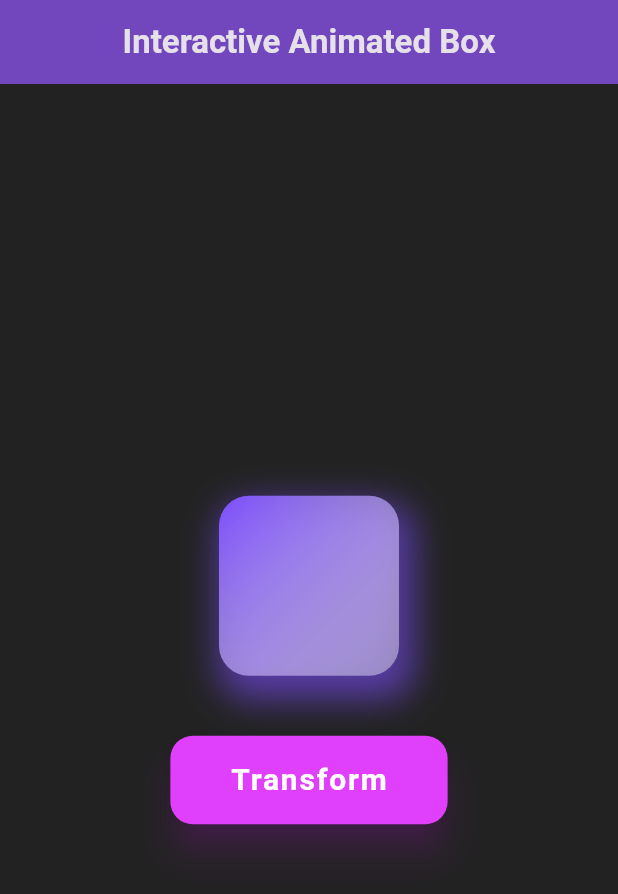
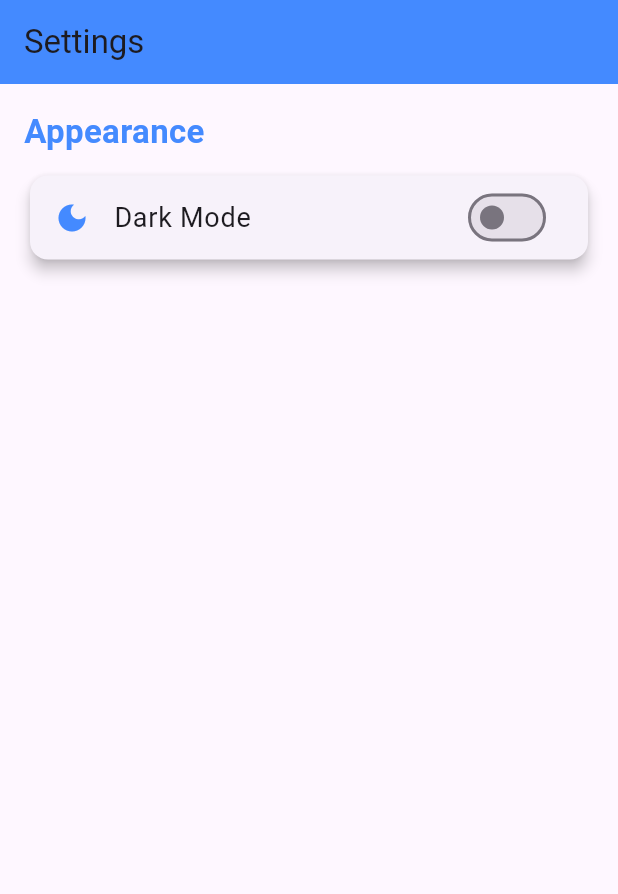
Before and after one commit to turzo1061/tracker_sheet_problems-solved, a Flutter app: the screen it shows after launch, on a phone screen of 412 x 824 dp. Shown: the top 894 px of the screen. Run offline on Flutter 3.47's test engine with Material 3 defaults, Android fonts, the light colour scheme and no system bars.

Commit message:
Problem17

```diff
--- a/tracker_sheet_problems-ec3a87df2a65eda53dead0899a1bc8a41b5bae18/lib/main.dart
+++ b/tracker_sheet_problems-ec3a87df2a65eda53dead0899a1bc8a41b5bae18/lib/main.dart
@@ -1,111 +1,90 @@
 import 'package:flutter/material.dart';
-import 'dart:math';
 
 void main() {
   runApp(MyApp());
 }
 
-class MyApp extends StatelessWidget {
+class MyApp extends StatefulWidget {
   @override
-  Widget build(BuildContext context) {
-    return MaterialApp(
-      debugShowCheckedModeBanner: false,
-      title: 'Interactive Animated Box',
-      theme: ThemeData(
-        brightness: Brightness.dark,
-        primarySwatch: Colors.purple,
-      ),
-      home: AnimatedContainerScreen(),
+  _MyAppState createState() => _MyAppState();
+}
+
+class _MyAppState extends State<MyApp> with SingleTickerProviderStateMixin {
+  bool _isDarkMode = false;
+  late AnimationController _controller;
+
+  @override
+  void initState() {
+    super.initState();
+    _controller = AnimationController(
+      duration: Duration(milliseconds: 500),
+      vsync: this,
     );
   }
-}
 
-class AnimatedContainerScreen extends StatefulWidget {
-  @override
-  _AnimatedContainerScreenState createState() =>
-      _AnimatedContainerScreenState();
-}
-
-class _AnimatedContainerScreenState extends State<AnimatedContainerScreen> {
-  double _width = 120;
-  double _height = 120;
-  Color _color = Colors.deepPurpleAccent;
-  double _borderRadius = 20;
-
-  void _changeContainer() {
+  void _toggleDarkMode(bool value) {
     setState(() {
-      final random = Random();
-
-      _width = random.nextDouble() * 200 + 120; // Range: 120-320
-      _height = random.nextDouble() * 200 + 120;
-      _color = Color.fromRGBO(
-        random.nextInt(256),
-        random.nextInt(256),
-        random.nextInt(256),
-        1,
-      );
-      _borderRadius = random.nextDouble() * 100; // Random border radius
+      _isDarkMode = value;
+      _isDarkMode ? _controller.forward() : _controller.reverse();
     });
   }
 
   @override
   Widget build(BuildContext context) {
+    return AnimatedBuilder(
+      animation: _controller,
+      builder: (context, child) {
+        return MaterialApp(
+          title: 'Settings Screen',
+          theme: ThemeData(
+            brightness: _isDarkMode ? Brightness.dark : Brightness.light,
+            primarySwatch: Colors.blue,
+            useMaterial3: true,
+          ),
+          home: SettingsScreen(
+            isDarkMode: _isDarkMode,
+            onToggleDarkMode: _toggleDarkMode,
+          ),
+        );
+      },
+    );
+  }
+}
+
+class SettingsScreen extends StatelessWidget {
+  final bool isDarkMode;
+  final Function(bool) onToggleDarkMode;
+
+  SettingsScreen({required this.isDarkMode, required this.onToggleDarkMode});
+
+  @override
+  Widget build(BuildContext context) {
     return Scaffold(
-      backgroundColor: Colors.black87,
       appBar: AppBar(
-        title: Text(
-          'Interactive Animated Box',
-          style: TextStyle(fontWeight: FontWeight.bold),
-        ),
-        centerTitle: true,
-        elevation: 5,
-        backgroundColor: Colors.deepPurple,
+        title: Text('Settings'),
+        backgroundColor: Colors.blueAccent,
       ),
-      body: Center(
+      body: Padding(
+        padding: const EdgeInsets.all(16.0),
         child: Column(
-          mainAxisAlignment: MainAxisAlignment.center,
+          crossAxisAlignment: CrossAxisAlignment.start,
           children: [
-            AnimatedContainer(
-              duration: Duration(milliseconds: 600),
-              curve: Curves.easeInOutCubic,
-              width: _width,
-              height: _height,
-              decoration: BoxDecoration(
-                gradient: LinearGradient(
-                  colors: [_color, Colors.white.withOpacity(0.4)],
-                  begin: Alignment.topLeft,
-                  end: Alignment.bottomRight,
+            Text(
+              'Appearance',
+              style: TextStyle(fontSize: 22, fontWeight: FontWeight.bold, color: Colors.blueAccent),
+            ),
+            SizedBox(height: 10),
+            Card(
+              elevation: 4,
+              shape: RoundedRectangleBorder(borderRadius: BorderRadius.circular(12)),
+              child: ListTile(
+                leading: Icon(Icons.dark_mode, color: Colors.blueAccent),
+                title: Text('Dark Mode', style: TextStyle(fontSize: 18)),
+                trailing: Switch(
+                  value: isDarkMode,
+                  onChanged: onToggleDarkMode,
+                  activeColor: Colors.blueAccent,
                 ),
-                boxShadow: [
-                  BoxShadow(
-                    color: _color.withOpacity(0.6),
-                    blurRadius: 20,
-                    spreadRadius: 5,
-                    offset: Offset(5, 10),
-                  )
-                ],
-                borderRadius: BorderRadius.circular(_borderRadius),
-              ),
-            ),
-            SizedBox(height: 40),
-            ElevatedButton(
-              onPressed: _changeContainer,
-              child: Text(
-                'Transform',
-                style: TextStyle(
-                  fontSize: 20,
-                  fontWeight: FontWeight.bold,
-                  letterSpacing: 1.2,
-                ),
-              ),
-              style: ElevatedButton.styleFrom(
-                padding: EdgeInsets.symmetric(vertical: 15, horizontal: 40),
-                shape: RoundedRectangleBorder(
-                    borderRadius: BorderRadius.circular(15)),
-                backgroundColor: Colors.purpleAccent,
-                foregroundColor: Colors.white,
-                elevation: 10,
-                shadowColor: Colors.purple,
               ),
             ),
           ],
```
